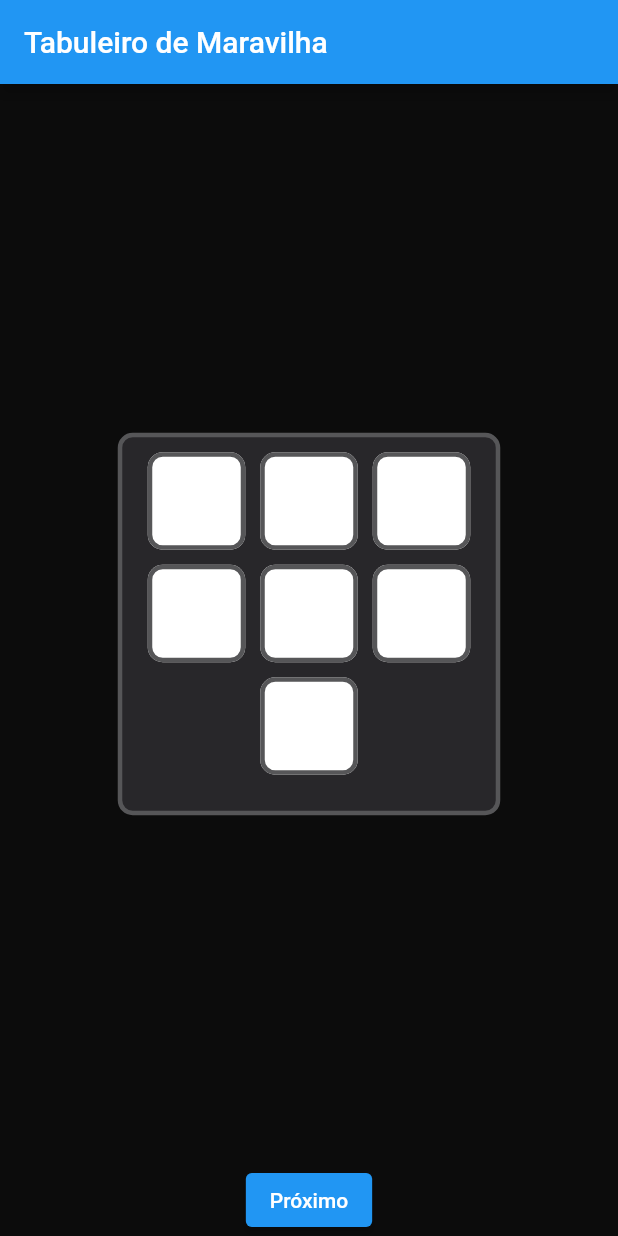
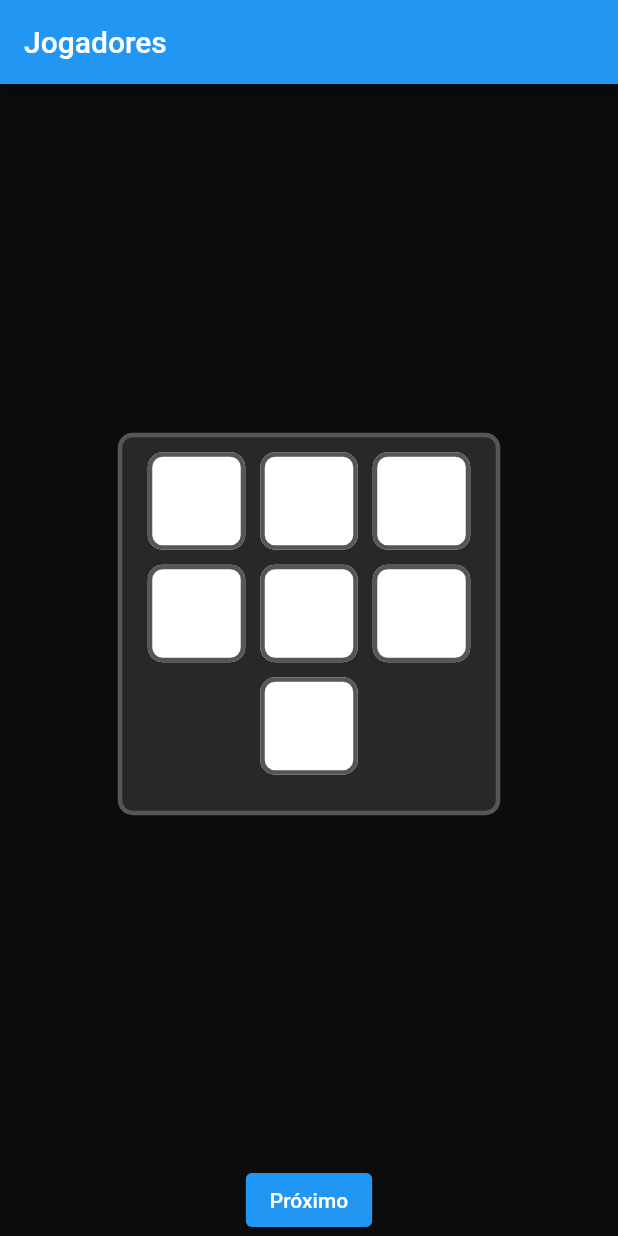
Before and after one commit to UesleyCarossi/seven-wonders-auto-score, a Flutter app: the screen it shows after launch, on a phone screen of 412 x 824 dp. Run offline on Flutter 3.47's test engine with Material 2 defaults, Android fonts, the phone set to English and light mode, and no system bars.

Commit message:
add players name input

```diff
--- /dev/null
+++ b/lib/components/pages/players.dart
@@ -0,0 +1,19 @@
+import 'package:flutter/material.dart';
+import 'package:seven_wonders_auto_score/components/pages/wonder_board.dart';
+import 'package:seven_wonders_auto_score/components/templates/players_values.dart';
+
+class PlayersPage extends StatelessWidget {
+  const PlayersPage({super.key});
+
+  @override
+  Widget build(BuildContext context) {
+    return PlayersValuesTemplate.player(
+        title: 'Jogadores',
+        next: () {
+          Navigator.push(
+            context,
+            MaterialPageRoute(builder: (context) => const WonderBoardPage()),
+          );
+        });
+  }
+}
--- a/lib/main.dart
+++ b/lib/main.dart
@@ -1,5 +1,5 @@
 import 'package:flutter/material.dart';
-import 'package:seven_wonders_auto_score/components/pages/wonder_board.dart';
+import 'package:seven_wonders_auto_score/components/pages/players.dart';
 
 void main() {
   runApp(const MyApp());
@@ -26,7 +26,7 @@ class MyApp extends StatelessWidget {
         primarySwatch: Colors.blue,
       ),
       //home: const MyHomePage(title: 'Flutter Demo Home Page'),
-      home: const WonderBoardPage(),
+      home: const PlayersPage(),
     );
   }
 }
```
